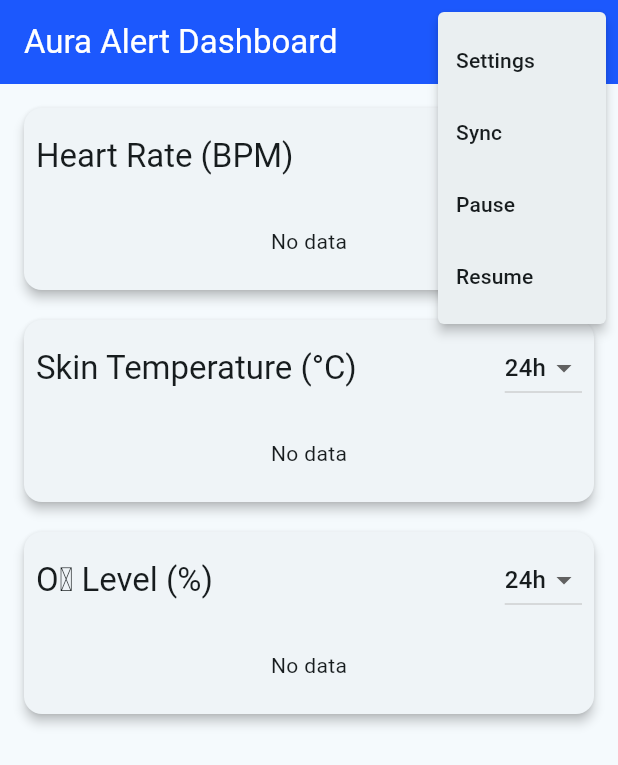
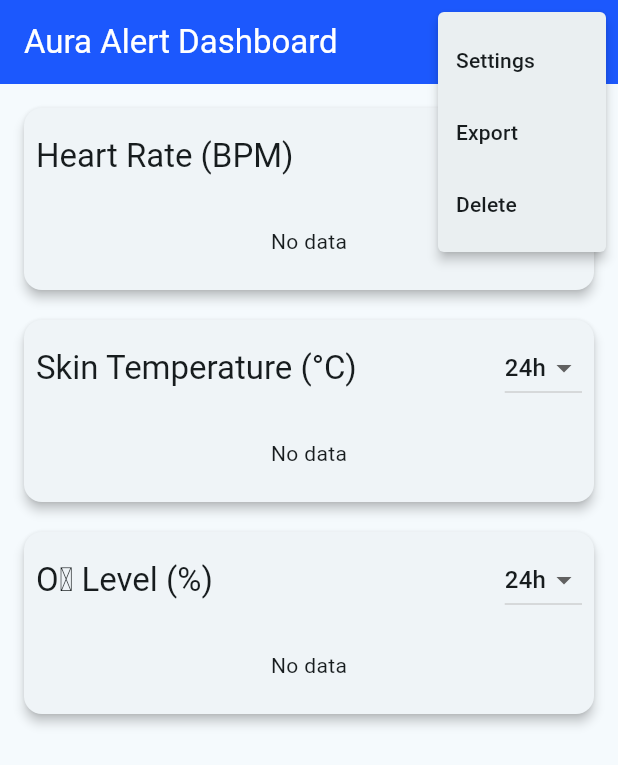
Before and after one commit to alex42p/Aura_Alert, a Flutter app: the screen it shows after launch, after a tap on the "more vert" icon, on a phone screen of 412 x 824 dp. Shown: the top 765 px of the screen. Run offline on Flutter 3.47's test engine with Material 3 defaults, Android fonts, the light colour scheme and no system bars; our stand-ins replace fl_chart, sqflite; accounts and stored records are empty.

Commit message:
Changed popup menu

```diff
--- a/lib/main.dart
+++ b/lib/main.dart
@@ -51,9 +51,9 @@ class _DashboardPageState extends State<DashboardPage> {
             },
             itemBuilder: (ctx) => const [
               PopupMenuItem(value: 'settings', child: Text('Settings')), // onTap: navigate to settings page
-              PopupMenuItem(value: 'sync', child: Text('Sync')), // onTap: run immediate data sync
-              PopupMenuItem(value: 'pause', child: Text('Pause')), // onTap: pause data collection
-              PopupMenuItem(value: 'resume', child: Text('Resume')), // onTap: resume data collection
+              // PopupMenuItem(value: 'sync', child: Text('Sync')), // onTap: run immediate data sync
+              PopupMenuItem(value: 'export', child: Text('Export')), // onTap: export data as CSV
+              PopupMenuItem(value: 'delete', child: Text('Delete')), // onTap: delete data
             ],
           )
         ],
```
